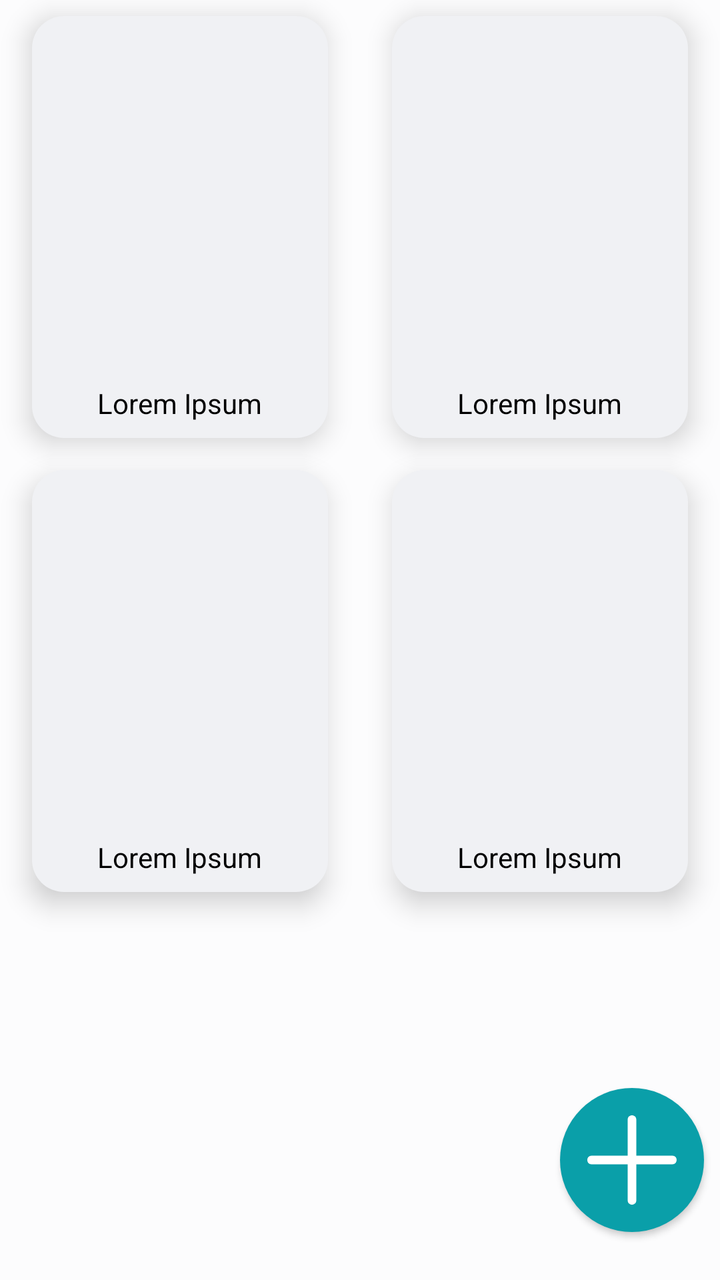
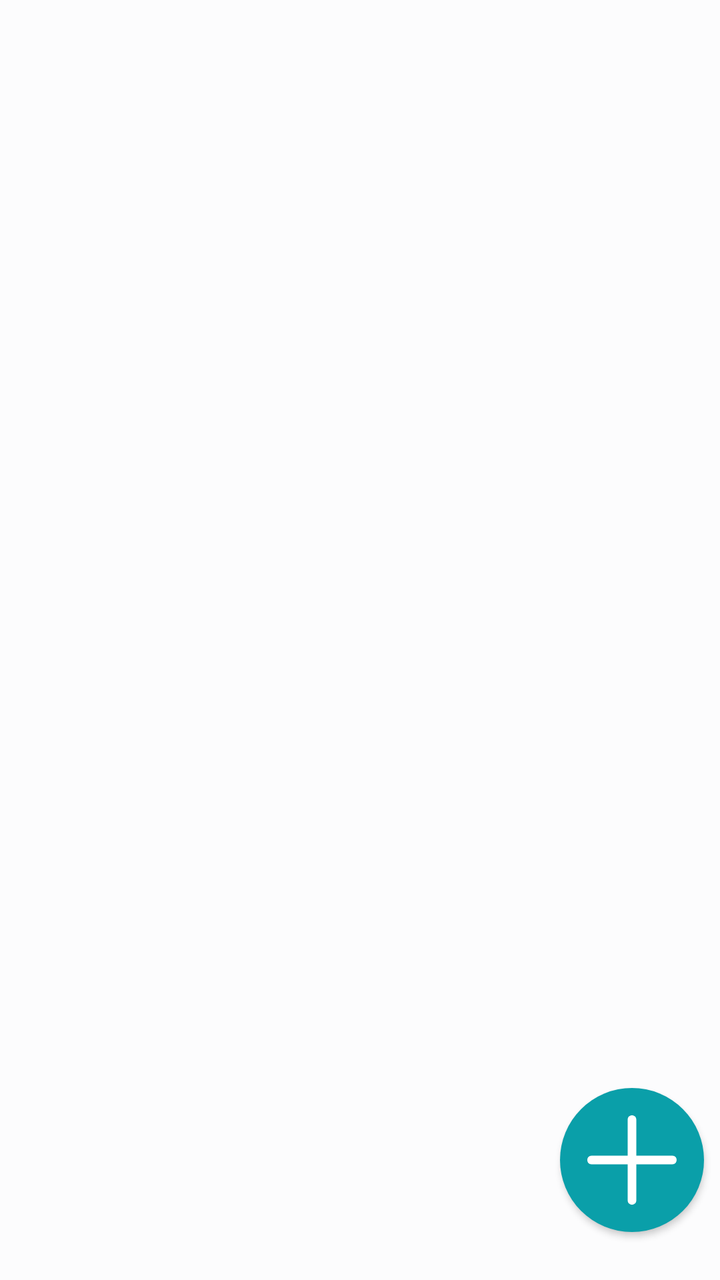

The first picture is an Android layout as it rendered before a commit; the second is the same layout after the commit. The layout source and the unified diff follow.
<!-- AndroidManifest.xml: application theme Theme.MangaCheck -->
<!-- res/layout/library_layout.xml -->
<?xml version="1.0" encoding="utf-8"?>
<androidx.constraintlayout.widget.ConstraintLayout
    xmlns:android="http://schemas.android.com/apk/res/android"
    xmlns:app="http://schemas.android.com/apk/res-auto"
    android:layout_width="match_parent"
    android:layout_height="match_parent"
    android:background="@color/Natural_99"
    android:clipChildren="false"
    android:clipToPadding="false"
    android:fitsSystemWindows="true">

    <LinearLayout
        android:layout_width="match_parent"
        android:layout_height="wrap_content"
        android:orientation="vertical"
        android:clipChildren="false"
        android:clipToPadding="false">

        <LinearLayout
            android:layout_width="match_parent"
            android:layout_height="wrap_content">
            <include layout="@layout/library_card"/>
            <include layout="@layout/library_card" />
        </LinearLayout>

        <LinearLayout
            android:layout_width="match_parent"
            android:layout_height="wrap_content">
            <include layout="@layout/library_card"/>
            <include layout="@layout/library_card"/>
        </LinearLayout>
    </LinearLayout>

    <Button
        android:id="@+id/add_button"
        android:layout_width="@dimen/U_9"
        android:layout_height="@dimen/U_9"
        android:layout_marginEnd="@dimen/U_1"
        android:layout_marginBottom="@dimen/U_3"
        android:background="@drawable/add_button"
        android:elevation="@dimen/U_1"
        app:layout_constraintBottom_toBottomOf="parent"
        app:layout_constraintEnd_toEndOf="parent" />
</androidx.constraintlayout.widget.ConstraintLayout>
<!-- res/layout/library_card.xml (included above) -->
<?xml version="1.0" encoding="utf-8"?>
<LinearLayout
    xmlns:android="http://schemas.android.com/apk/res/android"
    android:layout_width="wrap_content"
    android:layout_height="wrap_content"
    android:layout_weight="1"
    android:orientation="vertical"
    android:background="@drawable/basic_surface"
    android:layout_marginStart="@dimen/U_2"
    android:layout_marginEnd="@dimen/U_2"
    android:layout_marginTop="@dimen/U_1"
    android:layout_marginBottom="@dimen/U_1"
    android:elevation="@dimen/U_1">

    <ImageView
        android:layout_width="@dimen/U_18"
        android:layout_height="@dimen/U_21"
        android:layout_gravity="center"
        android:layout_marginTop="@dimen/U_1"
        android:contentDescription="@string/library_card_image_desc" />

    <TextView
        android:layout_width="wrap_content"
        android:layout_height="wrap_content"
        android:layout_gravity="center"
        android:textColor="@color/black"
        android:text="@string/missing"
        android:layout_marginBottom="@dimen/U_1"
        android:layout_marginTop="@dimen/U_1"/>

</LinearLayout>
<!-- resources referenced by this layout -->
<resources>
  <color name="Natural_99">#FCFCFD</color>
  <color name="black">#FF000000</color>
  <dimen name="U_1">8dp</dimen>
  <dimen name="U_18">144dp</dimen>
  <dimen name="U_2">16dp</dimen>
  <dimen name="U_21">168dp</dimen>
  <dimen name="U_3">24dp</dimen>
  <dimen name="U_9">72dp</dimen>
  <!-- drawable add_button (drawable) -->
  <layer-list xmlns:android="http://schemas.android.com/apk/res/android">
      <item>
          <shape android:shape="oval">
              <solid android:color="?colorSecondary" />
          </shape>
      </item>
  
      <item>
          <vector
              android:width="10dp"
              android:height="10dp"
              android:autoMirrored="true"
              android:tint="?colorOnSecondary"
              android:viewportWidth="100"
              android:viewportHeight="100">
              <path
                  android:fillColor="@android:color/white"
                  android:pathData="M 47 47 v -25 c 0 -4 6 -4 6 0 v 25 h 25 c 4 0 4 6 0 6 h -25 v 25 c 0 4 -6 4 -6 0 v -25 h -25 c -4 0 -4 -6 0 -6 Z" />
          </vector>
      </item>
  </layer-list>
  <!-- drawable basic_surface (drawable) -->
  <?xml version="1.0" encoding="utf-8"?>
  <shape xmlns:android="http://schemas.android.com/apk/res/android"
      android:shape="rectangle">
      <solid android:color="?colorSurface" />
      <corners android:radius="@dimen/U_2" />
  </shape>
  <string name="library_card_image_desc">Comics Image</string>
  <string name="missing">Lorem Ipsum</string>
  <color name="primary_35">#1038A2</color>
  <color name="primary_80">#A3B9F5</color>
  <color name="white">#FFFFFFFF</color>
  <color name="primary_20">#0A205C</color>
  <color name="secondary_35">#0A9FA9</color>
  <color name="secondary_80">#9FF4F9</color>
  <color name="secondary_20">#065B60</color>
  <color name="tertiary_35">#3D4C76</color>
  <color name="tertiary_80">#BCC4DC</color>
  <color name="tertiary_20">#232B43</color>
  <color name="error_35">#B22200</color>
  <color name="error_80">#FFAC99</color>
  <color name="error_20">#661300</color>
  <color name="Natural_80">#C4C9D4</color>
  <color name="Natural_10">#16181D</color>
  <color name="Natural_95">#F0F1F4</color>
  <color name="Natural_20">#2B303B</color>
  <color name="VNatural_90">#E2E9E9</color>
  <color name="VNatural_30">#415658</color>
  <color name="VNatural_50">#6C9093</color>
  <color name="VNatural_80">#C4D3D4</color>
  <style name="mySpinnerItemSelectedStyle" parent="@android:style/Widget.Holo.TextView.SpinnerItem">
          <item name="android:textColor">@color/black</item>
      </style>
  <!-- unchanged entries left out for length: 1 -->
</resources>

<!-- the commit's change to res/layout/library_layout.xml (unified diff, before → after) -->
@@ -1,6 +1,5 @@
 <?xml version="1.0" encoding="utf-8"?>
-<androidx.constraintlayout.widget.ConstraintLayout
-    xmlns:android="http://schemas.android.com/apk/res/android"
+<androidx.constraintlayout.widget.ConstraintLayout xmlns:android="http://schemas.android.com/apk/res/android"
     xmlns:app="http://schemas.android.com/apk/res-auto"
     android:layout_width="match_parent"
     android:layout_height="match_parent"
@@ -9,27 +8,18 @@
     android:clipToPadding="false"
     android:fitsSystemWindows="true">
 
-    <LinearLayout
+
+    <GridView
+        android:id="@+id/series_preview"
         android:layout_width="match_parent"
         android:layout_height="wrap_content"
-        android:orientation="vertical"
         android:clipChildren="false"
-        android:clipToPadding="false">
-
-        <LinearLayout
-            android:layout_width="match_parent"
-            android:layout_height="wrap_content">
-            <include layout="@layout/library_card"/>
-            <include layout="@layout/library_card" />
-        </LinearLayout>
-
-        <LinearLayout
-            android:layout_width="match_parent"
-            android:layout_height="wrap_content">
-            <include layout="@layout/library_card"/>
-            <include layout="@layout/library_card"/>
-        </LinearLayout>
-    </LinearLayout>
+        android:clipToPadding="false"
+        app:layout_constraintStart_toStartOf="parent"
+        app:layout_constraintTop_toTopOf="parent"
+        android:numColumns="2"
+        android:stretchMode="spacingWidth">
+    </GridView>
 
     <Button
         android:id="@+id/add_button"
@@ -42,35 +32,3 @@
         app:layout_constraintBottom_toBottomOf="parent"
         app:layout_constraintEnd_toEndOf="parent" />
 </androidx.constraintlayout.widget.ConstraintLayout>
-<!-- res/layout/library_card.xml (included above) -->
-<?xml version="1.0" encoding="utf-8"?>
-<LinearLayout
-    xmlns:android="http://schemas.android.com/apk/res/android"
-    android:layout_width="wrap_content"
-    android:layout_height="wrap_content"
-    android:layout_weight="1"
-    android:orientation="vertical"
-    android:background="@drawable/basic_surface"
-    android:layout_marginStart="@dimen/U_2"
-    android:layout_marginEnd="@dimen/U_2"
-    android:layout_marginTop="@dimen/U_1"
-    android:layout_marginBottom="@dimen/U_1"
-    android:elevation="@dimen/U_1">
-
-    <ImageView
-        android:layout_width="@dimen/U_18"
-        android:layout_height="@dimen/U_21"
-        android:layout_gravity="center"
-        android:layout_marginTop="@dimen/U_1"
-        android:contentDescription="@string/library_card_image_desc" />
-
-    <TextView
-        android:layout_width="wrap_content"
-        android:layout_height="wrap_content"
-        android:layout_gravity="center"
-        android:textColor="@color/black"
-        android:text="@string/missing"
-        android:layout_marginBottom="@dimen/U_1"
-        android:layout_marginTop="@dimen/U_1"/>
-
-</LinearLayout>
<!-- resource entries referenced after the edit -->
@@ -3,9 +3,6 @@
   <color name="Natural_99">#FCFCFD</color>
   <color name="black">#FF000000</color>
   <dimen name="U_1">8dp</dimen>
-  <dimen name="U_18">144dp</dimen>
-  <dimen name="U_2">16dp</dimen>
-  <dimen name="U_21">168dp</dimen>
   <dimen name="U_3">24dp</dimen>
   <dimen name="U_9">72dp</dimen>
   <!-- drawable add_button (drawable) -->
@@ -30,15 +27,6 @@
           </vector>
       </item>
   </layer-list>
-  <!-- drawable basic_surface (drawable) -->
-  <?xml version="1.0" encoding="utf-8"?>
-  <shape xmlns:android="http://schemas.android.com/apk/res/android"
-      android:shape="rectangle">
-      <solid android:color="?colorSurface" />
-      <corners android:radius="@dimen/U_2" />
-  </shape>
-  <string name="library_card_image_desc">Comics Image</string>
-  <string name="missing">Lorem Ipsum</string>
   <color name="primary_35">#1038A2</color>
   <color name="primary_80">#A3B9F5</color>
   <color name="white">#FFFFFFFF</color>
